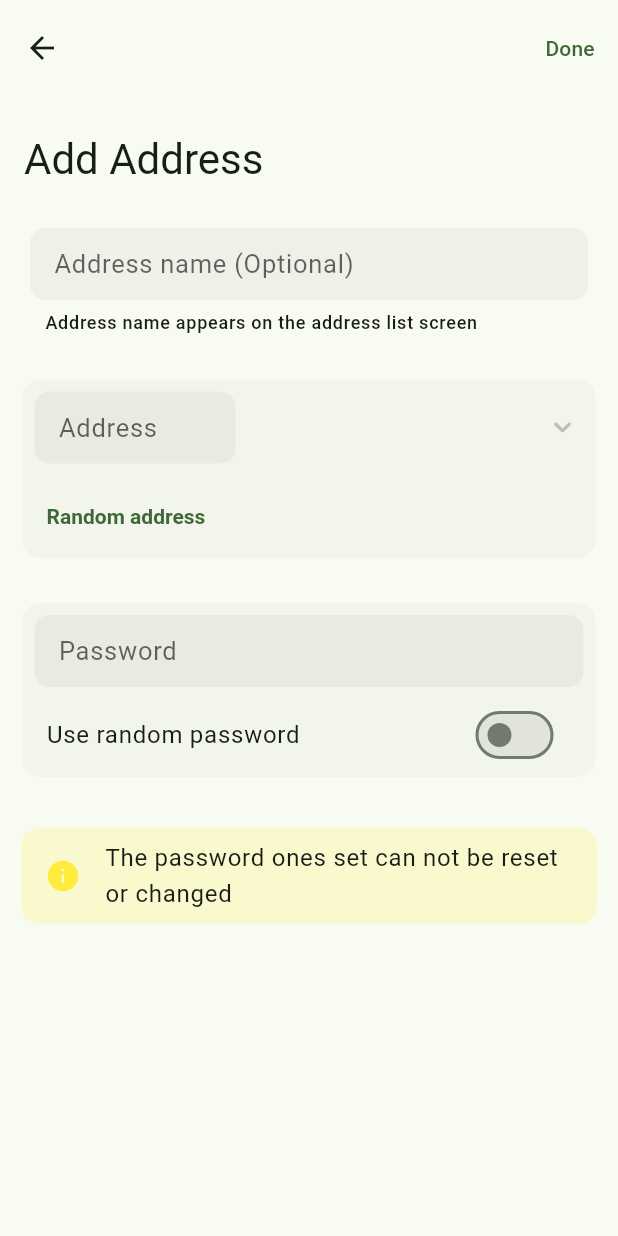
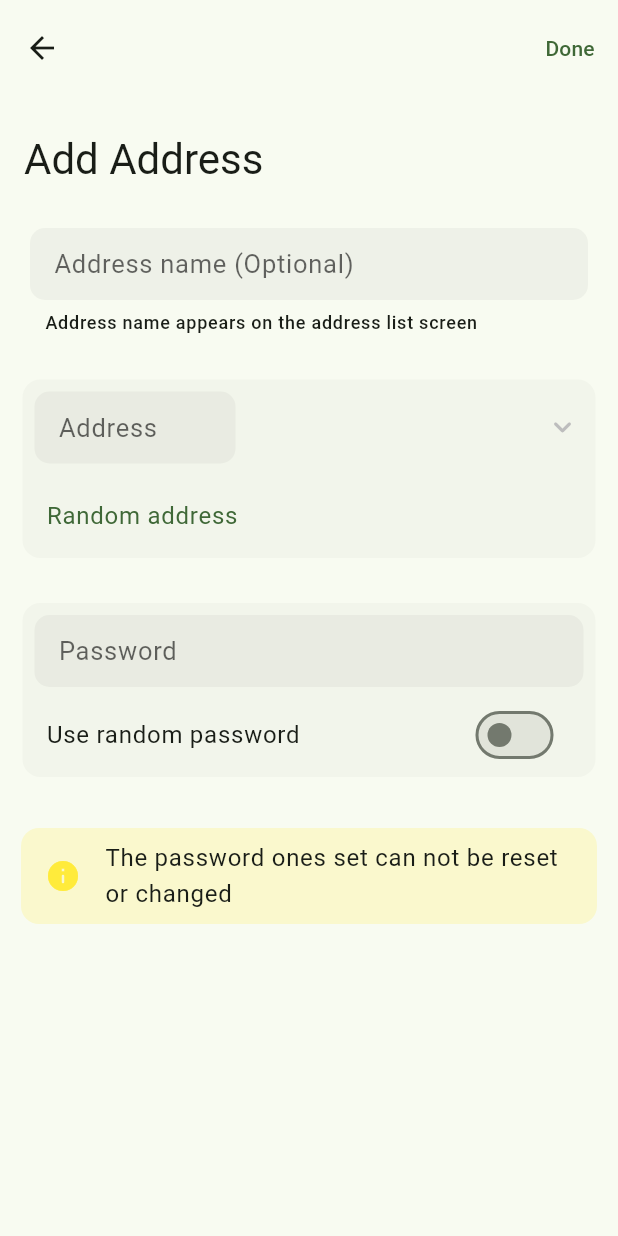
Before and after one commit to rishi-singh26/TempBox-Flutter, a Flutter app: the AddAddress screen opened directly, on a phone screen of 412 x 824 dp. Run offline on Flutter 3.47's test engine with Material 3 defaults, Android fonts, the phone set to English and light mode, and no system bars; our stand-ins replace equatable, flutter_bloc, hydrated_bloc; missing offline and left inert: mailtm_client.

Commit message:
Updated random address button style

```diff
--- a/lib/views/add_address/add_address.dart
+++ b/lib/views/add_address/add_address.dart
@@ -163,7 +163,10 @@ class _AddAddressState extends State<AddAddress> {
                     title: RichText(
                       text: TextSpan(
                         text: 'Random address',
-                        style: TextStyle(color: Theme.of(context).buttonTheme.colorScheme?.primary ?? Colors.green, fontWeight: FontWeight.bold),
+                        style: Theme.of(context)
+                            .textTheme
+                            .bodyLarge
+                            ?.copyWith(color: Theme.of(context).buttonTheme.colorScheme?.primary ?? Colors.green),
                         recognizer: TapGestureRecognizer()..onTap = showSpinner ? null : _updateRandomAddress,
                       ),
                     ),
```
